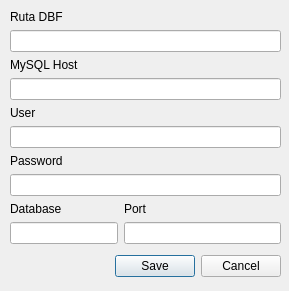
Qt form ui/config.ui (josealpma/AlphaETL) before a commit.
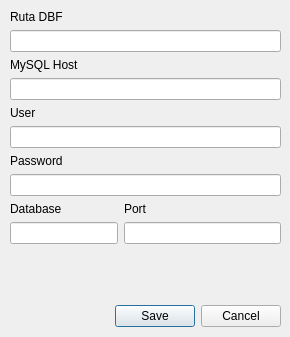
The same form after that commit.

Diff of the .ui file:
```diff
--- a/ui/config.ui
+++ b/ui/config.ui
@@ -6,10 +6,15 @@
    <rect>
     <x>0</x>
     <y>0</y>
-    <width>289</width>
-    <height>291</height>
+    <width>290</width>
+    <height>337</height>
    </rect>
   </property>
+  <property name="font">
+   <font>
+    <pointsize>9</pointsize>
+   </font>
+  </property>
   <property name="windowTitle">
    <string>Configuracion</string>
   </property>
@@ -17,7 +22,7 @@
    <property name="geometry">
     <rect>
      <x>80</x>
-     <y>250</y>
+     <y>300</y>
      <width>201</width>
      <height>32</height>
     </rect>
@@ -35,7 +40,7 @@
      <x>10</x>
      <y>10</y>
      <width>271</width>
-     <height>255</height>
+     <height>281</height>
     </rect>
    </property>
    <layout class="QFormLayout" name="formLayout">
```
